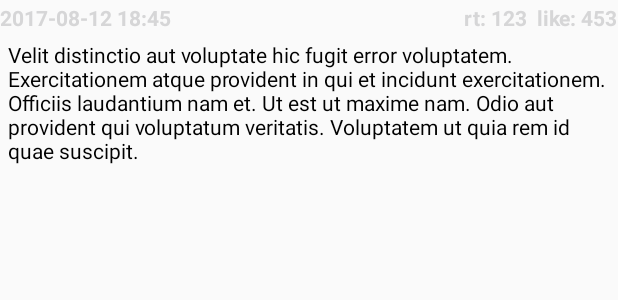
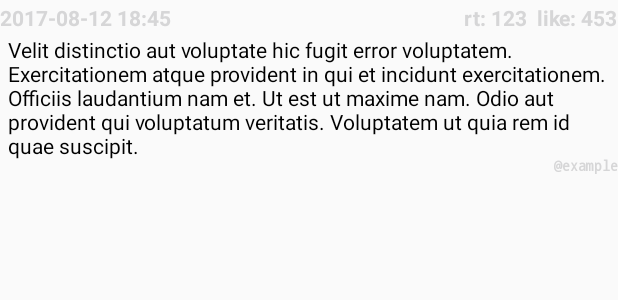
Before and after one commit to no-go/ReoTwe, an Android app: the layout tweet_item.xml on its own in the app's theme, with its tools: preview values and no code run, on a phone screen of 412 x 824 dp. Shown: the top 300 px of the screen. Run offline under Robolectric (Android 15) with nearby library versions, the phone set to English and light mode, and no system bars.

Commit message:
tweet multisearch for user tweets and hashtags ordered by date

```diff
--- a/app/build.gradle
+++ b/app/build.gradle
@@ -7,8 +7,8 @@ android {
         applicationId "de.digisocken.twthaar"
         minSdkVersion 22
         targetSdkVersion 22
-        versionCode 10
-        versionName "1.0"
+        versionCode 11
+        versionName "1.1"
     }
     buildTypes {
         release {
--- a/app/src/main/res/layout/activity_main.xml
+++ b/app/src/main/res/layout/activity_main.xml
@@ -9,6 +9,8 @@
     tools:context="de.digisocken.twthaar.MainActivity">
 
     <RelativeLayout
+        android:id="@+id/searchBox"
+        android:visibility="gone"
         android:background="@color/tw__blue_default"
         android:padding="5dp"
         android:elevation="10dp"
@@ -20,7 +22,7 @@
             android:layout_width="wrap_content"
             android:layout_height="wrap_content"
             android:ems="10"
-            android:hint="get Timeline from ..."
+            android:hint="@string/search"
             android:inputType="textPersonName"
             android:layout_centerVertical="true"
             android:layout_alignParentStart="true"
@@ -34,7 +36,7 @@
             android:layout_alignParentEnd="true"
             android:layout_alignParentTop="true"
             android:background="@android:color/transparent"
-            app:srcCompat="@android:drawable/ic_menu_search" />
+            app:srcCompat="@android:drawable/ic_menu_send" />
 
     </RelativeLayout>
 
--- a/app/src/main/res/layout/tweet_item.xml
+++ b/app/src/main/res/layout/tweet_item.xml
@@ -13,7 +13,7 @@
         android:layout_weight="1"
         android:paddingTop="2dp"
         android:text="2017-08-12 18:45"
-        android:textColor="@color/tw__blue_default"
+        android:textColor="@color/tw__blue_pressed"
         android:textStyle="bold" />
 
     <TextView
@@ -25,7 +25,7 @@
         android:layout_weight="1"
         android:paddingTop="2dp"
         android:text="rt: 123  like: 453"
-        android:textColor="@color/tw__light_gray"
+        android:textColor="@color/tw__blue_default"
         android:textStyle="bold" />
 
     <TextView
@@ -35,8 +35,25 @@
         android:layout_alignParentEnd="true"
         android:layout_alignParentStart="true"
         android:layout_below="@+id/tweetDate"
-            android:padding="5dp"
+        android:elevation="2dp"
+        android:paddingStart="5dp"
+        android:paddingEnd="5dp"
+        android:paddingTop="2dp"
+        android:paddingBottom="10dp"
         android:text="Velit distinctio aut voluptate hic fugit error voluptatem. Exercitationem atque provident in qui et incidunt exercitationem. Officiis laudantium nam et. Ut est ut maxime nam. Odio aut provident qui voluptatum veritatis. Voluptatem ut quia rem id quae suscipit."
         android:textColor="@android:color/black" />
 
+    <TextView
+        android:id="@+id/tweetUser"
+        android:layout_width="wrap_content"
+        android:layout_height="wrap_content"
+        android:layout_alignBottom="@+id/tweetText"
+        android:layout_alignParentEnd="true"
+        android:elevation="1dp"
+        android:text="\@example"
+        android:textColor="@color/tw__light_gray"
+        android:textSize="9dp"
+        android:textStyle="bold"
+        android:typeface="monospace" />
+
 </RelativeLayout>
--- a/app/src/main/res/menu/mainmenu.xml
+++ b/app/src/main/res/menu/mainmenu.xml
@@ -2,6 +2,12 @@
 <menu
     xmlns:app="http://schemas.android.com/apk/res-auto"
     xmlns:android="http://schemas.android.com/apk/res/android">
+
+    <item
+        android:id="@+id/action_toggleSearch"
+        app:showAsAction="always"
+        android:title="@string/search"
+        android:icon="@android:drawable/ic_menu_search"></item>
 
     <item
         android:id="@+id/action_project"
--- a/app/src/main/res/values/strings.xml
+++ b/app/src/main/res/values/strings.xml
@@ -4,4 +4,5 @@
     <string name="projPage">Project Page</string>
     <string name="preferences">PREFERENCES</string>
     <string name="apihint">get it on http://apps.twitter.com</string>
+    <string name="search">search @user or #tag</string>
 </resources>
--- a/app/src/main/res/values/styles.xml
+++ b/app/src/main/res/values/styles.xml
@@ -4,7 +4,7 @@
     <style name="AppTheme" parent="Theme.AppCompat.Light.DarkActionBar">
         <!-- Customize your theme here. -->
         <item name="colorPrimary">@color/tw__blue_default</item>
-        <item name="colorPrimaryDark">@color/tw__blue_default</item>
+        <item name="colorPrimaryDark">@color/tw__blue_pressed</item>
         <item name="colorAccent">@android:color/holo_blue_bright</item>
     </style>
 
```
Also changed, not shown: app/src/main/java/de/digisocken/twthaar/MainActivity.java (+78 -9 lines), app/src/main/java/de/digisocken/twthaar/TweetAdapter.java (+5 -7 lines), app/src/main/java/de/digisocken/twthaar/TwthaarApp.java (+7 -2 lines), app/src/main/res/xml/preferences.xml (+4 -3 lines), 3 other files. Lines whose indentation alone changed are shown as unchanged.
